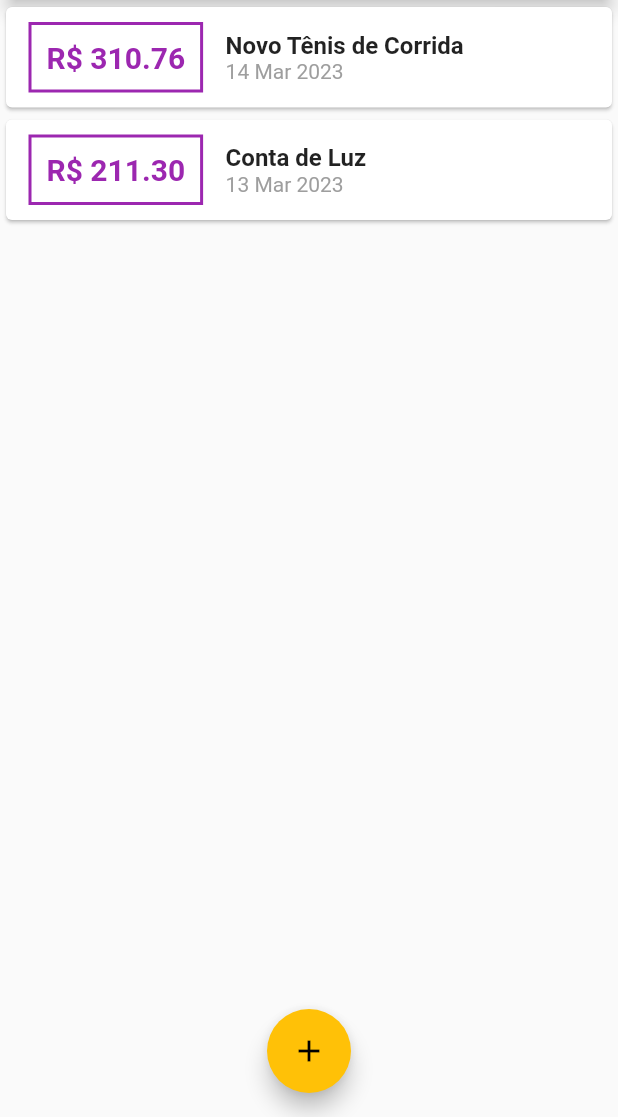
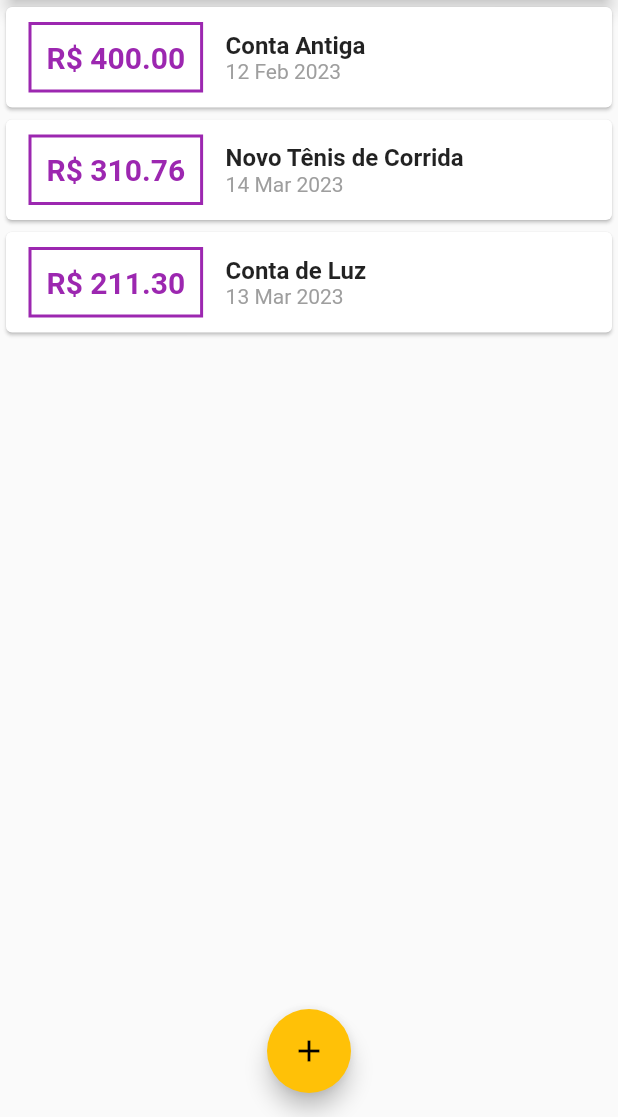
Before and after one commit to KaiqueMunhoz/ryc_expenses, a Flutter app: the screen it shows after launch, on a phone screen of 412 x 824 dp, the part 119-1236 px from its top. Run offline on Flutter 3.47's test engine with Material 2 defaults, Android fonts, the phone set to English and light mode, and no system bars.

Commit message:
feat: Create Conta Antiga

```diff
--- a/lib/main.dart
+++ b/lib/main.dart
@@ -49,6 +49,12 @@ class MyHomePage extends StatefulWidget {
 
 class _MyHomePageState extends State<MyHomePage> {
   final List<Transaction> _transactions = [
+    Transaction(
+      id: 't0',
+      title: 'Conta Antiga',
+      value: 400.00,
+      date: DateTime.now().subtract(Duration(days: 33)),
+    ),
     Transaction(
       id: 't1',
       title: 'Novo Tênis de Corrida',
```
